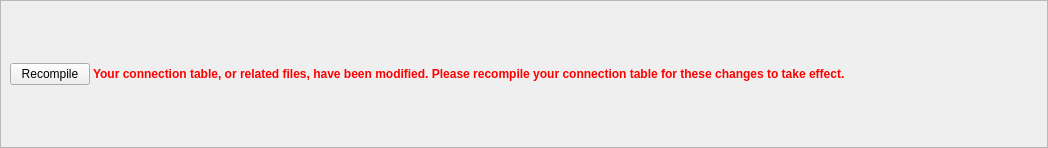
The window that blacs/plugins/connection_table/notification.ui (labscript-suite/blacs) describes before a commit, drawn with Qt 5.
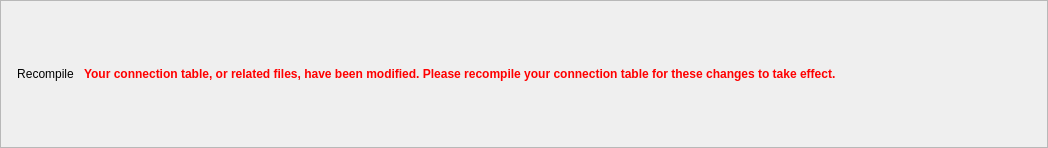
The same window after the commit. Icons and pictures are not drawn.

Commit message: Draw the flat buttons with the Qt style instead of a style sheet

```diff
--- a/blacs/plugins/connection_table/notification.ui
+++ b/blacs/plugins/connection_table/notification.ui
@@ -45,7 +45,7 @@
     <number>3</number>
    </property>
    <item>
-    <widget class="QPushButton" name="button">
+    <widget class="QToolButton" name="button">
      <property name="text">
       <string>Recompile</string>
      </property>
@@ -53,6 +53,12 @@
       <iconset resource="../../../../../../usr/local/lib/python2.7/dist-packages/qtutils/icons/icons.qrc">
        <normaloff>:/qtutils/fugue/arrow-circle.png</normaloff>:/qtutils/fugue/arrow-circle.png</iconset>
      </property>
+     <property name="toolButtonStyle">
+      <enum>Qt::ToolButtonTextBesideIcon</enum>
+     </property>
+     <property name="autoRaise">
+      <bool>true</bool>
+     </property>
     </widget>
    </item>
    <item>
```
The commit also changes 8 other files.
